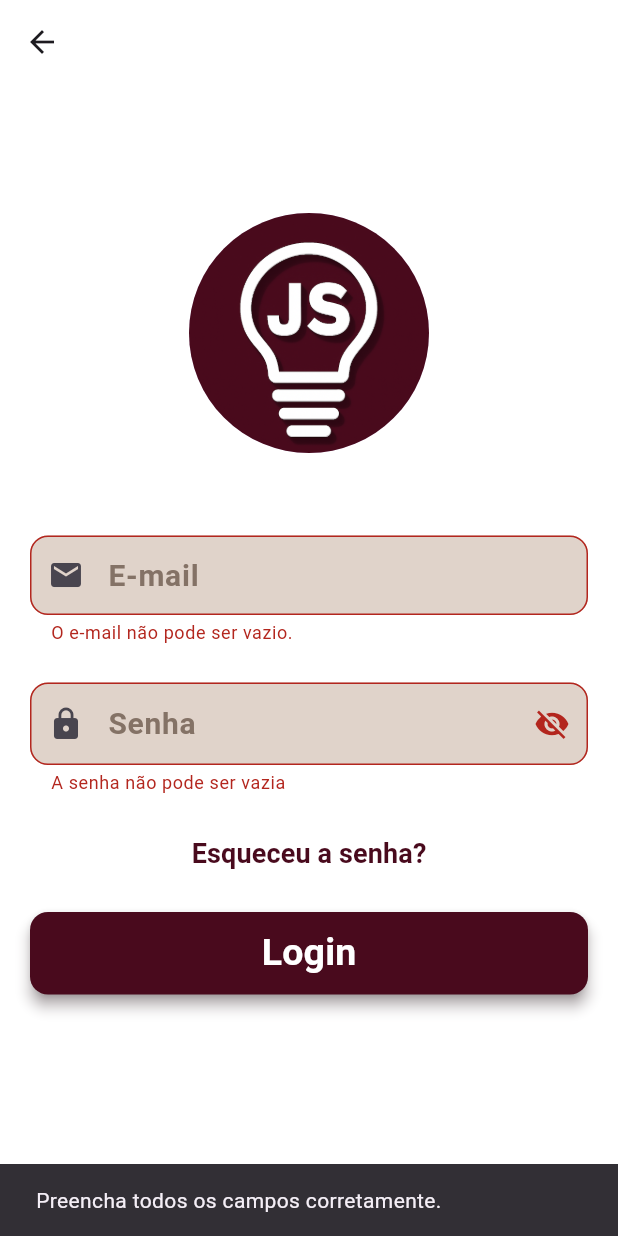
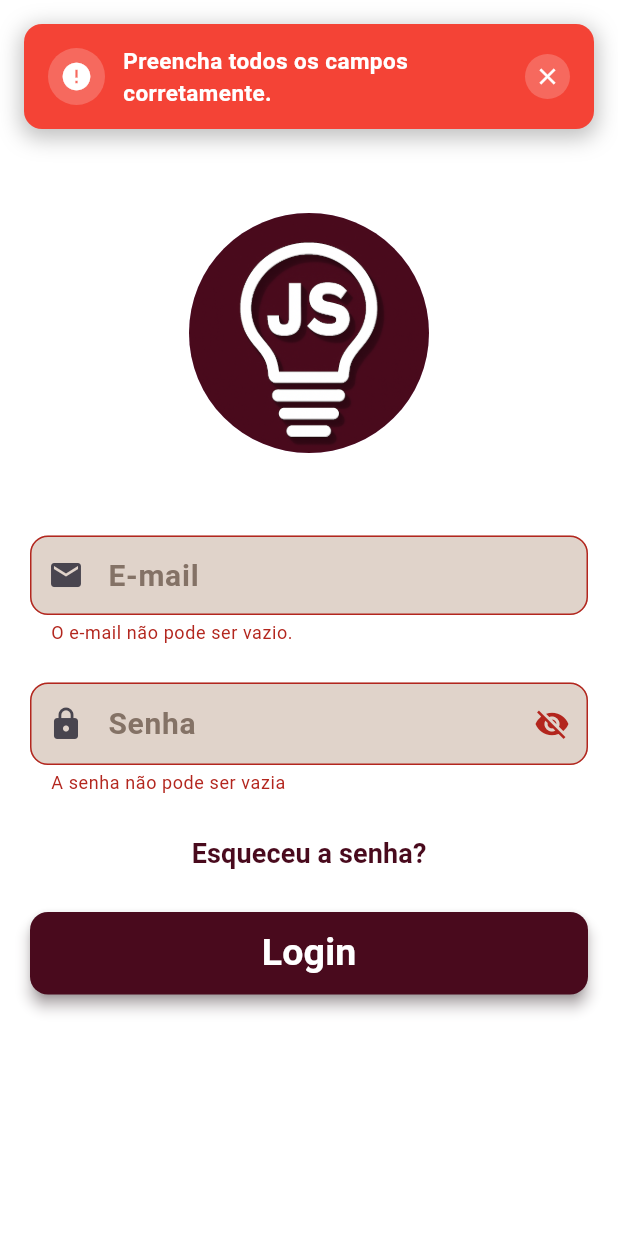
Before and after one commit to waFerreiraa/Software-Juridico, a Flutter app: the LoginPage screen opened directly, after a tap on "Login", on a phone screen of 412 x 824 dp. Run offline on Flutter 3.47's test engine with Material 3 defaults, Android fonts, the phone set to English and light mode, and no system bars; our stand-ins replace cloud_firestore, firebase_auth, firebase_core, firebase_messaging, flutter_multi_formatter, google_sign_in and 3 more; missing offline and left inert: googleapis, ota_update; accounts and stored records are empty.

Commit message:
Alterações no snakbar

```diff
--- a/lib/models/meu_snakbar.dart
+++ b/lib/models/meu_snakbar.dart
@@ -3,53 +3,126 @@ import 'package:flutter/material.dart';
 void mostrarSnackBar({
   required BuildContext context,
   required String texto,
-  Color backgroundColor = Colors.red, // padrão vermelho (caso de erro)
+  Color? backgroundColor,
+  SnackBarType type = SnackBarType.error,
 }) {
+  // Define cor e ícone baseado no tipo, se backgroundColor não for fornecida
+  final Color corFundo;
+  final IconData icone;
+
+  if (backgroundColor != null) {
+    corFundo = backgroundColor;
+    // Define ícone baseado na cor para manter compatibilidade
+    if (backgroundColor == Colors.green) {
+      icone = Icons.check_circle;
+    } else if (backgroundColor == Colors.red) {
+      icone = Icons.error;
+    } else if (backgroundColor == const Color(0xFF490A1D)) {
+      icone = Icons.info;
+    } else {
+      icone = Icons.notifications;
+    }
+  } else {
+    // Usa o tipo para definir cor e ícone
+    switch (type) {
+      case SnackBarType.success:
+        corFundo = Colors.green;
+        icone = Icons.check_circle;
+        break;
+      case SnackBarType.error:
+        corFundo = Colors.red;
+        icone = Icons.error;
+        break;
+      case SnackBarType.warning:
+        corFundo = Colors.orange;
+        icone = Icons.warning;
+        break;
+      case SnackBarType.info:
+        corFundo = const Color(0xFF490A1D);
+        icone = Icons.info;
+        break;
+    }
+  }
+
   final overlay = Overlay.of(context);
   late OverlayEntry overlayEntry;
 
   overlayEntry = OverlayEntry(
-    builder:
-        (context) => Positioned(
-          top:
-              MediaQuery.of(context).padding.top +
-              10, // Posição no topo + safe area
+    builder: (context) => Positioned(
+      top: MediaQuery.of(context).padding.top + 16,
       left: 16,
       right: 16,
+      child: SlideTransition(
+        position: Tween<Offset>(
+          begin: const Offset(0, -1),
+          end: Offset.zero,
+        ).animate(
+          CurvedAnimation(
+            parent: AlwaysStoppedAnimation(1),
+            curve: Curves.easeOutBack,
+          ),
+        ),
         child: Material(
           color: Colors.transparent,
           child: Container(
-              padding: const EdgeInsets.symmetric(horizontal: 16, vertical: 12),
+            padding: const EdgeInsets.symmetric(horizontal: 16, vertical: 14),
             decoration: BoxDecoration(
-                color: backgroundColor,
-                borderRadius: BorderRadius.circular(8),
+              color: corFundo,
+              borderRadius: BorderRadius.circular(12),
               boxShadow: [
                 BoxShadow(
-                    color: Colors.black.withOpacity(0.3),
-                    blurRadius: 6,
-                    spreadRadius: 1,
-                    offset: const Offset(0, 2),
+                  color: Colors.black.withOpacity(0.25),
+                  blurRadius: 12,
+                  spreadRadius: 2,
+                  offset: const Offset(0, 4),
                 ),
               ],
             ),
             child: Row(
               children: [
+                // Ícone contextual
+                Container(
+                  padding: const EdgeInsets.all(8),
+                  decoration: BoxDecoration(
+                    color: Colors.white.withOpacity(0.2),
+                    shape: BoxShape.circle,
+                  ),
+                  child: Icon(
+                    icone,
+                    color: Colors.white,
+                    size: 22,
+                  ),
+                ),
+                const SizedBox(width: 12),
+
+                // Texto
                 Expanded(
                   child: Text(
                     texto,
                     style: const TextStyle(
                       color: Colors.white,
-                        fontWeight: FontWeight.bold,
-                        fontSize: 14,
+                      fontWeight: FontWeight.w600,
+                      fontSize: 15,
+                      letterSpacing: 0.3,
                     ),
                   ),
                 ),
+
+                const SizedBox(width: 8),
+
+                // Botão fechar
                 GestureDetector(
                   onTap: () {
+                    if (overlayEntry.mounted) {
                       overlayEntry.remove();
+                    }
                   },
                   child: Container(
-                      padding: const EdgeInsets.all(4),
+                    padding: const EdgeInsets.all(6),
+                    decoration: BoxDecoration(
+                      color: Colors.white.withOpacity(0.2),
+                      shape: BoxShape.circle,
+                    ),
                     child: const Icon(
                       Icons.close,
                       color: Colors.white,
@@ -62,16 +135,25 @@ void mostrarSnackBar({
           ),
         ),
       ),
+    ),
   );
 
   overlay.insert(overlayEntry);
 
-  // Remove automaticamente após 3 segundos
-  Future.delayed(const Duration(seconds: 7), () {
+  // Remove automaticamente após 5 segundos com animação
+  Future.delayed(const Duration(seconds: 5), () {
     if (overlayEntry.mounted) {
       overlayEntry.remove();
     }
   });
+}
+
+// Enum para tipos de notificação
+enum SnackBarType {
+  success,
+  error,
+  warning,
+  info,
 }
 
 // Versão alternativa usando apenas SnackBar com posição customizada
@@ -81,21 +163,41 @@ void mostrarSnackBarTopo({
   Color backgroundColor = Colors.red,
 }) {
   final snackBar = SnackBar(
-    content: Text(
+    content: Row(
+      children: [
+        Icon(
+          backgroundColor == Colors.green
+              ? Icons.check_circle
+              : backgroundColor == Colors.red
+                  ? Icons.error
+                  : Icons.info,
+          color: Colors.white,
+          size: 22,
+        ),
+        const SizedBox(width: 12),
+        Expanded(
+          child: Text(
             texto,
-      style: const TextStyle(color: Colors.white, fontWeight: FontWeight.bold),
+            style: const TextStyle(
+              color: Colors.white,
+              fontWeight: FontWeight.w600,
+              fontSize: 15,
+            ),
+          ),
+        ),
+      ],
     ),
     backgroundColor: backgroundColor,
     behavior: SnackBarBehavior.floating,
-    duration: const Duration(seconds: 3),
-    shape: RoundedRectangleBorder(borderRadius: BorderRadius.circular(8)),
+    duration: const Duration(seconds: 4),
+    shape: RoundedRectangleBorder(borderRadius: BorderRadius.circular(12)),
     margin: EdgeInsets.only(
-      bottom:
-          MediaQuery.of(context).size.height - 150, // Força aparecer no topo
+      bottom: MediaQuery.of(context).size.height - 150,
       left: 16,
       right: 16,
     ),
-    dismissDirection: DismissDirection.up, // Permite dismiss para cima
+    dismissDirection: DismissDirection.up,
+    elevation: 8,
   );
 
   ScaffoldMessenger.of(context).showSnackBar(snackBar);
--- a/lib/navegacao/cad_processo.dart
+++ b/lib/navegacao/cad_processo.dart
@@ -229,6 +229,7 @@ class _CadProState extends State<CadPro> {
       mostrarSnackBar(
         context: context,
         texto: "Erro ao salvar processo, Verifique os campos.",
+        backgroundColor: Colors.red,
       );
     }
   }
--- a/lib/navegacao/login.dart
+++ b/lib/navegacao/login.dart
@@ -223,7 +223,11 @@ class _LoginPageState extends State<LoginPage> {
       if (queroEntrar) {
         final erro = await _Auten.logarUsuarios(email: email, senha: senha);
         if (erro != null) {
-          mostrarSnackBar(context: context, texto: erro);
+          mostrarSnackBar(
+            context: context,
+            texto: erro,
+            backgroundColor: Colors.red,
+          );
         } else {
           Navigator.pushReplacement(
             context,
@@ -233,8 +237,10 @@ class _LoginPageState extends State<LoginPage> {
       }
       setState(() => _carregando = false);
     } else {
-      ScaffoldMessenger.of(context).showSnackBar(
-        const SnackBar(content: Text("Preencha todos os campos corretamente.")),
+      mostrarSnackBar(
+        context: context,
+        texto: "Preencha todos os campos corretamente.",
+        backgroundColor: Colors.red,
       );
     }
   }
--- a/lib/navegacao/processos_page.dart
+++ b/lib/navegacao/processos_page.dart
@@ -1,5 +1,6 @@
 import 'package:flutter/material.dart';
 import 'package:flutter/services.dart';
+import 'package:jurisolutions/models/meu_snakbar.dart';
 import 'package:jurisolutions/navegacao/cad_processo.dart';
 import 'package:jurisolutions/navegacao/casosAtivos.dart';
 
@@ -107,7 +108,6 @@ class _ProcessosPageState extends State<ProcessosPage> {
                             children: [
                               ElevatedButton(
                                 onPressed: () {
-                                  // ALTERAÇÃO FEITA AQUI
                                   Navigator.push(
                                     context,
                                     MaterialPageRoute(
@@ -140,7 +140,6 @@ class _ProcessosPageState extends State<ProcessosPage> {
                               const SizedBox(height: 15),
                               ElevatedButton(
                                 onPressed: () {
-
                                   Navigator.push(
                                     context,
                                     MaterialPageRoute(
```
Also changed, not shown: lib/navegacao/Vizualizar.dart (+195 -32 lines), lib/navegacao/agenda_page.dart (+13 -27 lines), lib/navegacao/casosAtivos.dart (+10 -5 lines), lib/navegacao/editarinfo.dart (+23 -8 lines), lib/navegacao/home.dart (line endings or trailing spaces), pubspec.lock. Lines whose indentation alone changed are shown as unchanged.
